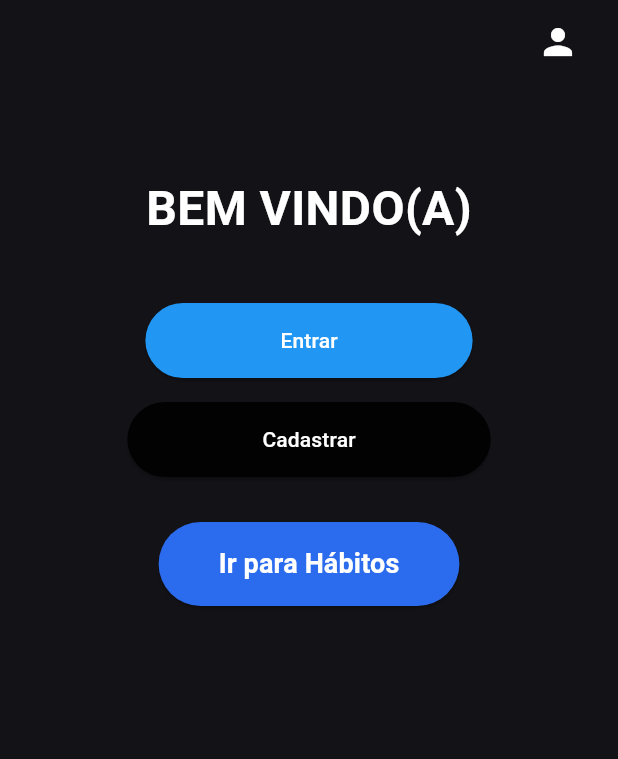
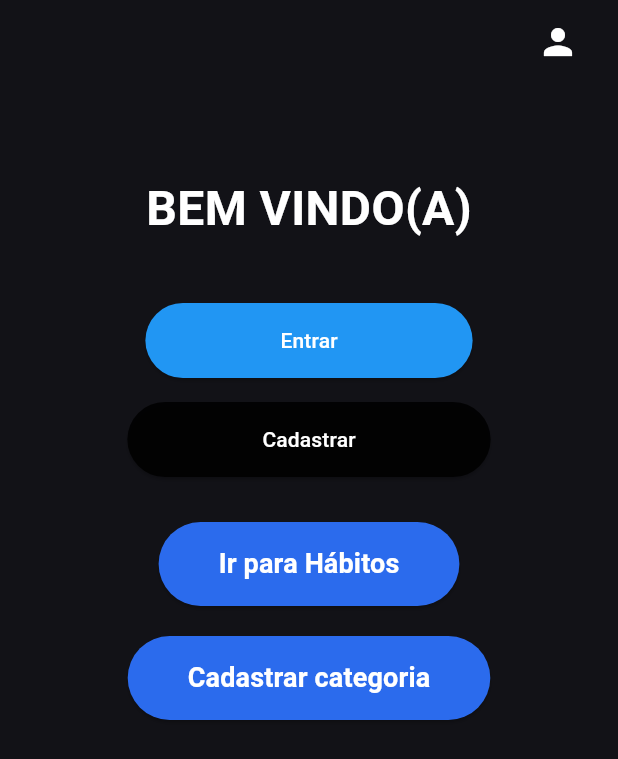
Before and after one commit to Josmateussilva0110/EVOLVERE_PDSI, a Flutter app: the screen it shows after launch, on a phone screen of 412 x 824 dp. Shown: the top 759 px of the screen. Run offline on Flutter 3.47's test engine with Material 3 defaults, Android fonts, the phone set to English and light mode, and no system bars; our stand-ins replace google_fonts, image_picker.

Commit message:
feat: integração em cadastro de categoria

```diff
--- a/frontend/lib/features/Habits/Screens/Tela_Prazo/tela_Prazo.dart
+++ b/frontend/lib/features/Habits/Screens/Tela_Prazo/tela_Prazo.dart
@@ -1,6 +1,5 @@
 import 'package:flutter/material.dart';
 import 'package:google_fonts/google_fonts.dart';
-import 'package:front/features/Habits/Screens/Tela_Frequencia/Tela_Frequencia.dart'; // Adicione esta linha
 
 class TelaPrazo extends StatefulWidget {
   @override
--- a/frontend/lib/features/initial/screens/welcome_screen.dart
+++ b/frontend/lib/features/initial/screens/welcome_screen.dart
@@ -1,5 +1,4 @@
 import 'package:flutter/material.dart';
-import 'package:google_fonts/google_fonts.dart';
 import '../widgets/welcome_buttons.dart';
 
 class WelcomeScreen extends StatelessWidget {
@@ -69,7 +68,33 @@ class WelcomeScreen extends StatelessWidget {
                     ),
                   ),
                 ),
-                const SizedBox(height: 20), // Espaçamento após o botão
+                SizedBox(height: 20), // Espaçamento após o botão
+
+                ElevatedButton(
+                  style: ElevatedButton.styleFrom(
+                    backgroundColor: const Color(0xFF2B6BED),
+                    padding: const EdgeInsets.symmetric(
+                      horizontal: 40,
+                      vertical: 15,
+                    ),
+                    shape: RoundedRectangleBorder(
+                      borderRadius: BorderRadius.circular(30),
+                    ),
+                  ),
+                  onPressed: () {
+                    Navigator.pushNamed(context, '/cadastro_categoria');
+                  },
+                  child: const Text(
+                    'Cadastrar categoria',
+                    style: TextStyle(
+                      color: Colors.white,
+                      fontSize: 18,
+                      fontWeight: FontWeight.bold,
+                    ),
+                  ),
+                ),
+
+
               ],
             ),
           ),
--- a/frontend/lib/main.dart
+++ b/frontend/lib/main.dart
@@ -5,11 +5,9 @@ import 'features/user/register_user/screens/user_screen.dart';
 import 'features/Habits/Screens/Tela_Habitos/tela_habitos.dart';
 import 'features/Habits/Screens/Tela_Frequencia/Tela_Frequencia.dart';
 import 'features/Habits/Screens//Tela_Prazo/tela_Prazo.dart';
-import 'features/home/tela_perfil.dart'; // Adicione esta linha
-//import 'features/user/register_category/screens/categorie_screen.dart';
-import 'features/Habits/Screens/Tela_Habitos/tela_habitos.dart'; // Adicione esta linha
-import 'features/Habits/Screens/Tela_Frequencia/Tela_Frequencia.dart'; // Adicione esta linha
-import 'features/Habits/Screens//Tela_Prazo/tela_Prazo.dart';
+import 'features/home/tela_perfil.dart';
+import 'features/user/register_category/screens/categorie_screen.dart';
+
 
 void main() {
   runApp(const MyApp());
@@ -44,7 +42,8 @@ class _MyAppState extends State<MyApp> {
         '/habitos': (context) => TelaHabitos(),
         '/frequencia': (context) => TelaFrequencia(),
         '/prazo': (context) => TelaPrazo(),
-        '/perfil': (context) => const TelaPerfil(),
+        '/perfil': (context) => TelaPerfil(),
+        '/cadastro_categoria': (context) => RegisterCategoryScreen(),
       },
     );
   }
```
Also changed, not shown: frontend/lib/features/user/register_category/components/register_category_form.dart (+53 -5 lines), 5 other files.
